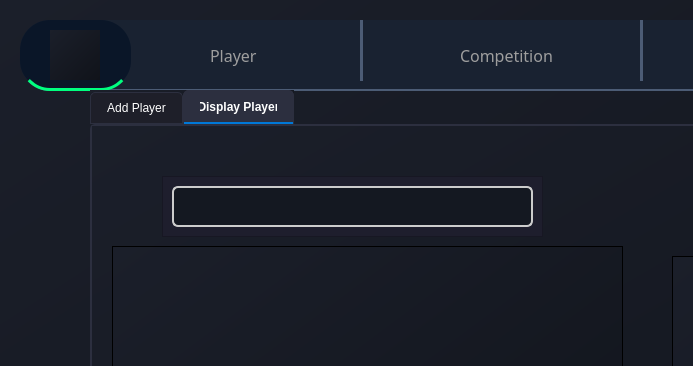
This is JoueurQ/mainwindow.ui in Azer-khadhraoui/ALDAWRY-FOOTBALL as Qt 5 draws it before an edit; both pictures show x 0 to 693 and y 0 to 366 of the 1200 by 800 pixel window. The edited form follows.
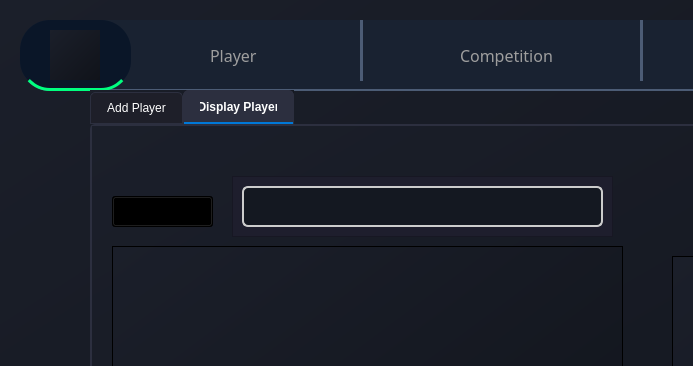
This is the edited form. Icons and pictures are not drawn.

Commit message: Add sorting functionality for player list: implement combo box for sorting options and update query accordingly

```diff
--- a/JoueurQ/mainwindow.ui
+++ b/JoueurQ/mainwindow.ui
@@ -564,7 +564,7 @@
      <widget class="QFrame" name="frame_5">
       <property name="geometry">
        <rect>
-        <x>70</x>
+        <x>140</x>
         <y>50</y>
         <width>381</width>
         <height>61</height>
@@ -678,6 +678,16 @@
       </property>
       <layout class="QFormLayout" name="formLayout"/>
      </widget>
+     <widget class="QComboBox" name="comboBoxTri">
+      <property name="geometry">
+       <rect>
+        <x>20</x>
+        <y>70</y>
+        <width>101</width>
+        <height>31</height>
+       </rect>
+      </property>
+     </widget>
     </widget>
    </widget>
   </widget>
```
The commit also changes 3 other files.
